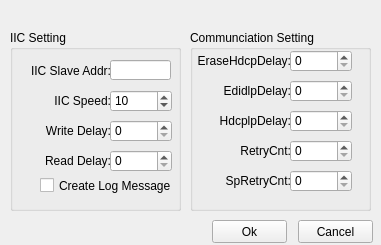
HeartbreakSurvivor/DDCTool, file communicationsetting.ui: the form before one commit.
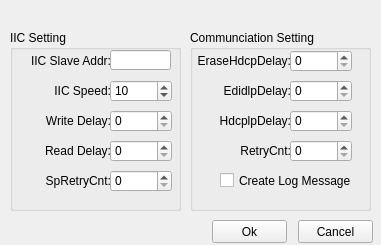
The form after the commit.

Diff of the .ui file:
```diff
--- a/communicationsetting.ui
+++ b/communicationsetting.ui
@@ -29,7 +29,7 @@
     <property name="geometry">
      <rect>
       <x>100</x>
-      <y>120</y>
+      <y>110</y>
       <width>62</width>
       <height>22</height>
      </rect>
@@ -54,7 +54,7 @@
     <property name="geometry">
      <rect>
       <x>100</x>
-      <y>60</y>
+      <y>50</y>
       <width>62</width>
       <height>22</height>
      </rect>
@@ -79,7 +79,7 @@
     <property name="geometry">
      <rect>
       <x>10</x>
-      <y>60</y>
+      <y>50</y>
       <width>91</width>
       <height>21</height>
      </rect>
@@ -95,7 +95,7 @@
     <property name="geometry">
      <rect>
       <x>10</x>
-      <y>120</y>
+      <y>110</y>
       <width>91</width>
       <height>21</height>
      </rect>
@@ -111,7 +111,7 @@
     <property name="geometry">
      <rect>
       <x>100</x>
-      <y>90</y>
+      <y>80</y>
       <width>62</width>
       <height>22</height>
      </rect>
@@ -136,7 +136,7 @@
     <property name="geometry">
      <rect>
       <x>10</x>
-      <y>90</y>
+      <y>80</y>
       <width>91</width>
       <height>21</height>
      </rect>
@@ -152,7 +152,7 @@
     <property name="geometry">
      <rect>
       <x>10</x>
-      <y>30</y>
+      <y>20</y>
       <width>91</width>
       <height>21</height>
      </rect>
@@ -164,24 +164,11 @@
      <set>Qt::AlignRight|Qt::AlignTrailing|Qt::AlignVCenter</set>
     </property>
    </widget>
-   <widget class="QCheckBox" name="createlogcheckBox">
-    <property name="geometry">
-     <rect>
-      <x>30</x>
-      <y>145</y>
-      <width>131</width>
-      <height>21</height>
-     </rect>
-    </property>
-    <property name="text">
-     <string>Create Log Message</string>
-    </property>
-   </widget>
    <widget class="QLineEdit" name="i2cslaveaddrlineEdit">
     <property name="geometry">
      <rect>
       <x>100</x>
-      <y>30</y>
+      <y>20</y>
       <width>61</width>
       <height>20</height>
      </rect>
@@ -190,6 +177,47 @@
      <string/>
     </property>
    </widget>
+   <widget class="QSpinBox" name="spretryspinBox">
+    <property name="geometry">
+     <rect>
+      <x>100</x>
+      <y>140</y>
+      <width>62</width>
+      <height>22</height>
+     </rect>
+    </property>
+    <property name="specialValueText">
+     <string/>
+    </property>
+    <property name="minimum">
+     <number>0</number>
+    </property>
+    <property name="maximum">
+     <number>10000</number>
+    </property>
+    <property name="value">
+     <number>0</number>
+    </property>
+    <property name="displayIntegerBase">
+     <number>10</number>
+    </property>
+   </widget>
+   <widget class="QLabel" name="label_5">
+    <property name="geometry">
+     <rect>
+      <x>10</x>
+      <y>140</y>
+      <width>91</width>
+      <height>21</height>
+     </rect>
+    </property>
+    <property name="text">
+     <string>SpRetryCnt:</string>
+    </property>
+    <property name="alignment">
+     <set>Qt::AlignRight|Qt::AlignTrailing|Qt::AlignVCenter</set>
+    </property>
+   </widget>
   </widget>
   <widget class="QGroupBox" name="groupBox_2">
    <property name="geometry">
@@ -269,31 +297,6 @@
      <number>10</number>
     </property>
    </widget>
-   <widget class="QSpinBox" name="spretryspinBox">
-    <property name="geometry">
-     <rect>
-      <x>100</x>
-      <y>140</y>
-      <width>62</width>
-      <height>22</height>
-     </rect>
-    </property>
-    <property name="specialValueText">
-     <string/>
-    </property>
-    <property name="minimum">
-     <number>0</number>
-    </property>
-    <property name="maximum">
-     <number>10000</number>
-    </property>
-    <property name="value">
-     <number>0</number>
-    </property>
-    <property name="displayIntegerBase">
-     <number>10</number>
-    </property>
-   </widget>
    <widget class="QLabel" name="label_2">
     <property name="geometry">
      <rect>
@@ -310,22 +313,6 @@
      <set>Qt::AlignRight|Qt::AlignTrailing|Qt::AlignVCenter</set>
     </property>
    </widget>
-   <widget class="QLabel" name="label_5">
-    <property name="geometry">
-     <rect>
-      <x>10</x>
-      <y>140</y>
-      <width>91</width>
-      <height>21</height>
-     </rect>
-    </property>
-    <property name="text">
-     <string>SpRetryCnt:</string>
-    </property>
-    <property name="alignment">
-     <set>Qt::AlignRight|Qt::AlignTrailing|Qt::AlignVCenter</set>
-    </property>
-   </widget>
    <widget class="QLabel" name="label">
     <property name="geometry">
      <rect>
@@ -408,6 +395,19 @@
      <set>Qt::AlignRight|Qt::AlignTrailing|Qt::AlignVCenter</set>
     </property>
    </widget>
+   <widget class="QCheckBox" name="createlogcheckBox">
+    <property name="geometry">
+     <rect>
+      <x>30</x>
+      <y>140</y>
+      <width>131</width>
+      <height>21</height>
+     </rect>
+    </property>
+    <property name="text">
+     <string>Create Log Message</string>
+    </property>
+   </widget>
   </widget>
   <widget class="QPushButton" name="i2cok_Btn">
    <property name="geometry">
```
